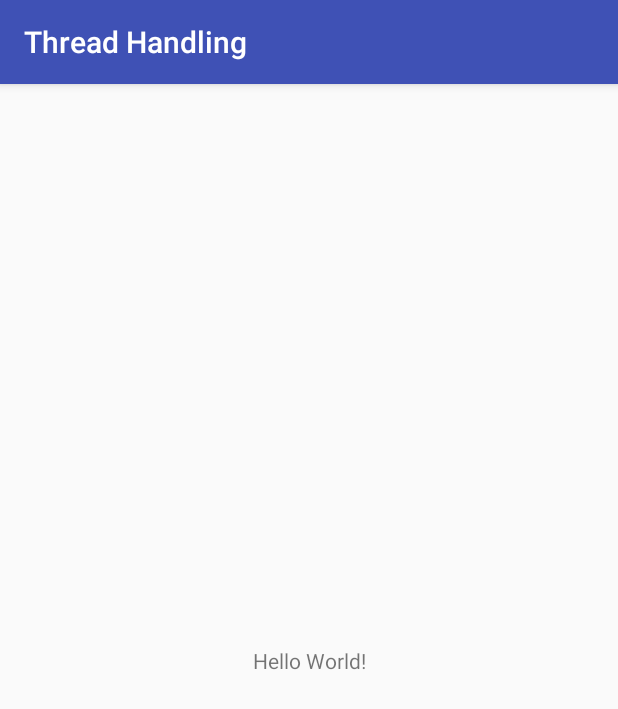
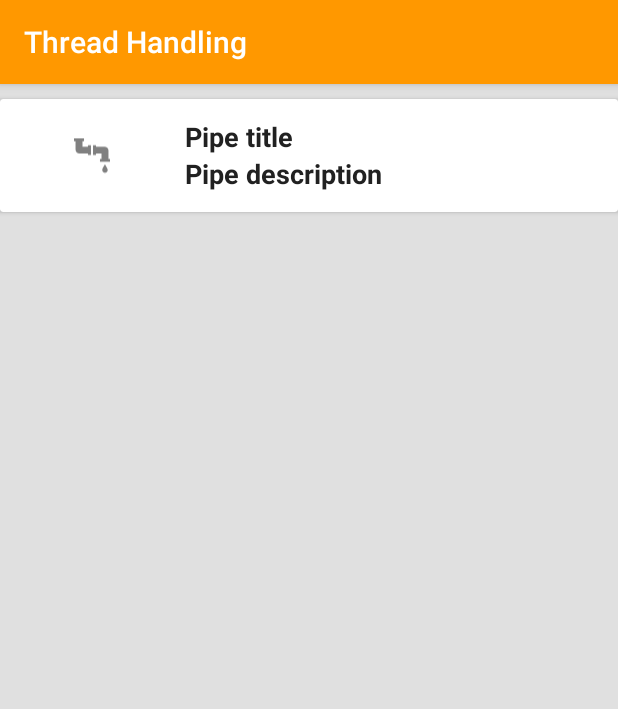
Before and after one commit to RQbas/Android-Thread-Handling, an Android app: the screen it shows after launch (MainActivity), on a phone screen of 412 x 824 dp. Shown: the top 709 px of the screen. Run offline under Robolectric (Android 15) with nearby library versions, the phone set to English and light mode, and no system bars; our stand-ins replace ButterKnife.

Commit message:
Added menu buttons with prepared adapter for different activities. Added first activity for pipe connections

```diff
--- a/app/build.gradle
+++ b/app/build.gradle
@@ -22,7 +22,12 @@ dependencies {
     implementation fileTree(dir: 'libs', include: ['*.jar'])
     implementation 'com.android.support:appcompat-v7:27.1.1'
     implementation 'com.android.support.constraint:constraint-layout:1.1.0'
+    implementation 'com.android.support:cardview-v7:27.1.1'
+    implementation 'com.android.support:design:27.1.1'
+    implementation 'com.android.support:recyclerview-v7:27.1.1'
     testImplementation 'junit:junit:4.12'
     androidTestImplementation 'com.android.support.test:runner:1.0.2'
     androidTestImplementation 'com.android.support.test.espresso:espresso-core:3.0.2'
+    implementation 'com.jakewharton:butterknife:8.8.1'
+    annotationProcessor 'com.jakewharton:butterknife-compiler:8.8.1'
 }
--- /dev/null
+++ b/app/src/main/java/pl/kubas/threadhandling/main/MainActivity.java
@@ -0,0 +1,37 @@
+package pl.kubas.threadhandling.main;
+
+import android.os.Bundle;
+import android.support.v7.app.AppCompatActivity;
+import android.support.v7.widget.LinearLayoutManager;
+import android.support.v7.widget.RecyclerView;
+
+import java.util.List;
+
+import butterknife.BindView;
+import butterknife.ButterKnife;
+import pl.kubas.threadhandling.R;
+
+public class MainActivity extends AppCompatActivity {
+
+    @BindView(R.id.handling_types_list)
+    protected RecyclerView menuRecyclerView;
+
+
+    @Override
+    protected void onCreate(Bundle savedInstanceState) {
+        super.onCreate(savedInstanceState);
+        setContentView(R.layout.activity_main);
+        ButterKnife.bind(this);
+        initRecyclerView(MenuService.getMenuButtonList(this));
+
+    }
+
+    private void initRecyclerView(List<MenuButton> buttonList) {
+        menuRecyclerView.setHasFixedSize(true);
+        menuRecyclerView.setLayoutManager(new LinearLayoutManager(this));
+
+        MenuAdapter menuAdapter = new MenuAdapter(this, buttonList);
+        menuRecyclerView.setAdapter(menuAdapter);
+
+    }
+}
--- /dev/null
+++ b/app/src/main/java/pl/kubas/threadhandling/main/MenuAdapter.java
@@ -0,0 +1,88 @@
+package pl.kubas.threadhandling.main;
+
+import android.app.Activity;
+import android.content.Intent;
+import android.graphics.drawable.Drawable;
+import android.support.annotation.NonNull;
+import android.support.v4.content.ContextCompat;
+import android.support.v7.widget.RecyclerView;
+import android.view.LayoutInflater;
+import android.view.View;
+import android.view.ViewGroup;
+import android.widget.ImageView;
+import android.widget.TextView;
+
+import java.util.List;
+
+import butterknife.BindView;
+import butterknife.ButterKnife;
+import pl.kubas.threadhandling.R;
+
+public class MenuAdapter extends RecyclerView.Adapter<MenuAdapter.ViewHolder> {
+    private final List<MenuButton> menuButtonList;
+    private Activity activity;
+
+
+    public MenuAdapter(Activity activity, List<MenuButton> menuButtonList) {
+        this.menuButtonList = menuButtonList;
+        this.activity = activity;
+    }
+
+    @NonNull
+    @Override
+    public MenuAdapter.ViewHolder onCreateViewHolder(@NonNull ViewGroup parent, int viewType) {
+        View itemView = LayoutInflater.from(parent.getContext())
+                .inflate(R.layout.button_main, parent, false);
+        return new ViewHolder(itemView);
+    }
+
+    @Override
+    public void onBindViewHolder(@NonNull MenuAdapter.ViewHolder holder, int position) {
+        final MenuButton menuButton = menuButtonList.get(position);
+        Drawable loadedIcon;
+        try {
+            loadedIcon = ContextCompat.getDrawable(activity, menuButton.getIconID());
+        } catch (Exception ex) {
+            loadedIcon = ContextCompat.getDrawable(activity, R.drawable.ic_error);
+        }
+
+        holder.title.setText(getString(menuButton.getTitleID()));
+        holder.description.setText(getString(menuButton.getDescriptionID()));
+        holder.icon.setImageDrawable(loadedIcon);
+        holder.itemView.setOnClickListener(new View.OnClickListener() {
+            @Override
+            public void onClick(View view) {
+                Intent intent = new Intent(activity, menuButton.getTargetActivity());
+                activity.startActivity(intent);
+            }
+        });
+    }
+
+    @Override
+    public int getItemCount() {
+        return menuButtonList.size();
+    }
+
+
+    class ViewHolder extends RecyclerView.ViewHolder {
+        @BindView(R.id.thread_type_title)
+        TextView title;
+
+        @BindView(R.id.thread_type_desc)
+        TextView description;
+
+        @BindView(R.id.thread_type_icon)
+        ImageView icon;
+
+        public ViewHolder(View view) {
+            super(view);
+            ButterKnife.bind(this, view);
+        }
+
+    }
+
+    private String getString(int ID) {
+        return activity.getString(ID);
+    }
+
+}
--- /dev/null
+++ b/app/src/main/java/pl/kubas/threadhandling/main/MenuButton.java
@@ -0,0 +1,34 @@
+package pl.kubas.threadhandling.main;
+
+import android.support.v7.app.AppCompatActivity;
+
+public class MenuButton {
+    private int titleID;
+    private int descriptionID;
+    private int iconID;
+    private Class<? extends AppCompatActivity> targetActivity;
+
+
+    public MenuButton(int titleID, int descriptionID, int iconID, Class<? extends AppCompatActivity> activity) {
+        this.iconID = iconID;
+        this.targetActivity = activity;
+        this.titleID = titleID;
+        this.descriptionID = descriptionID;
+    }
+
+    public int getTitleID() {
+        return titleID;
+    }
+
+    public int getDescriptionID() {
+        return descriptionID;
+    }
+
+    public int getIconID() {
+        return iconID;
+    }
+
+    public Class<? extends AppCompatActivity> getTargetActivity() {
+        return targetActivity;
+    }
+}
--- /dev/null
+++ b/app/src/main/java/pl/kubas/threadhandling/main/MenuService.java
@@ -0,0 +1,22 @@
+package pl.kubas.threadhandling.main;
+
+import android.content.Context;
+
+import java.util.ArrayList;
+import java.util.List;
+
+import pl.kubas.threadhandling.R;
+import pl.kubas.threadhandling.pipe.PipeActivity;
+
+public class MenuService {
+
+
+    public static List<MenuButton> getMenuButtonList(Context context) {
+        List<MenuButton> list = new ArrayList<>();
+        list.add(new MenuButton(R.string.pipe_title, R.string.pipe_desc, R.drawable.ic_pipe, PipeActivity.class));
+
+        return list;
+    }
+
+
+}
--- /dev/null
+++ b/app/src/main/res/drawable/ic_error.xml
@@ -0,0 +1,9 @@
+<vector xmlns:android="http://schemas.android.com/apk/res/android"
+        android:width="24dp"
+        android:height="24dp"
+        android:viewportWidth="24.0"
+        android:viewportHeight="24.0">
+    <path
+        android:fillColor="#FF000000"
+        android:pathData="M12,2C6.48,2 2,6.48 2,12s4.48,10 10,10 10,-4.48 10,-10S17.52,2 12,2zM13,17h-2v-2h2v2zM13,13h-2L11,7h2v6z"/>
+</vector>
--- /dev/null
+++ b/app/src/main/res/drawable/ic_icon.xml
@@ -0,0 +1,9 @@
+<vector xmlns:android="http://schemas.android.com/apk/res/android"
+        android:width="24dp"
+        android:height="24dp"
+        android:viewportWidth="24.0"
+        android:viewportHeight="24.0">
+    <path
+        android:fillColor="#FF000000"
+        android:pathData="M11.99,2C6.47,2 2,6.48 2,12s4.47,10 9.99,10C17.52,22 22,17.52 22,12S17.52,2 11.99,2zM12,20c-4.42,0 -8,-3.58 -8,-8s3.58,-8 8,-8 8,3.58 8,8 -3.58,8 -8,8zM15.5,11c0.83,0 1.5,-0.67 1.5,-1.5S16.33,8 15.5,8 14,8.67 14,9.5s0.67,1.5 1.5,1.5zM8.5,11c0.83,0 1.5,-0.67 1.5,-1.5S9.33,8 8.5,8 7,8.67 7,9.5 7.67,11 8.5,11zM12,17.5c2.33,0 4.31,-1.46 5.11,-3.5L6.89,14c0.8,2.04 2.78,3.5 5.11,3.5z"/>
+</vector>
--- /dev/null
+++ b/app/src/main/res/drawable/ic_pipe.xml
@@ -0,0 +1,15 @@
+<vector xmlns:android="http://schemas.android.com/apk/res/android"
+    android:width="24dp"
+    android:height="24dp"
+    android:viewportHeight="492"
+    android:viewportWidth="492">
+    <path
+        android:fillColor="@android:color/tab_indicator_text"
+        android:pathData="M191,125h-75V51h21V10H0v41h21v114c0,15.333 5.333,28.167 16,38.5S60.333,219 75,219h116v20h41V105h-41V125z" />
+    <path
+        android:fillColor="@android:color/tab_indicator_text"
+        android:pathData="M471,293V179c0,-15.334 -5.333,-28.167 -16,-38.5S431.667,125 417,125H301v-20h-41v134h41v-20h75v74h-21v40h137v-40H471z" />
+    <path
+        android:fillColor="@android:color/tab_indicator_text"
+        android:pathData="M461,445c0,-6 -3.167,-15.5 -9.5,-28.5s-12.667,-24.5 -19,-34.5l-9.5,-15c-24.667,38 -37,64 -37,78c0,10 3.667,18.667 11,26c7.335,7.333 16.168,11 26.5,11c10.333,0 19.167,-3.667 26.5,-11S461,455 461,445z" />
+</vector>
--- a/app/src/main/res/layout/activity_main.xml
+++ b/app/src/main/res/layout/activity_main.xml
@@ -1,18 +1,17 @@
 <?xml version="1.0" encoding="utf-8"?>
 <android.support.constraint.ConstraintLayout xmlns:android="http://schemas.android.com/apk/res/android"
-    xmlns:app="http://schemas.android.com/apk/res-auto"
     xmlns:tools="http://schemas.android.com/tools"
     android:layout_width="match_parent"
     android:layout_height="match_parent"
-    tools:context=".MainActivity">
+    android:theme="@style/MainTheme"
+    tools:context=".main.MainActivity">
 
-    <TextView
-        android:layout_width="wrap_content"
-        android:layout_height="wrap_content"
-        android:text="Hello World!"
-        app:layout_constraintBottom_toBottomOf="parent"
-        app:layout_constraintLeft_toLeftOf="parent"
-        app:layout_constraintRight_toRightOf="parent"
-        app:layout_constraintTop_toTopOf="parent" />
+    <android.support.v7.widget.RecyclerView
+        android:id="@+id/handling_types_list"
+        android:layout_width="match_parent"
+        android:layout_height="match_parent"
+        android:background="@color/lightGray">
+
+    </android.support.v7.widget.RecyclerView>
 
 </android.support.constraint.ConstraintLayout>
--- /dev/null
+++ b/app/src/main/res/layout/button_main.xml
@@ -0,0 +1,60 @@
+<?xml version="1.0" encoding="utf-8"?>
+<android.support.v7.widget.CardView xmlns:android="http://schemas.android.com/apk/res/android"
+    xmlns:app="http://schemas.android.com/apk/res-auto"
+    android:layout_width="match_parent"
+    android:layout_height="wrap_content"
+    android:layout_marginBottom="@dimen/main_button_gap"
+    android:layout_marginTop="@dimen/main_button_gap"
+    android:clickable="true"
+    android:foreground="?android:attr/selectableItemBackground"
+    app:cardBackgroundColor="@color/white">
+
+    <LinearLayout
+        android:layout_width="match_parent"
+        android:layout_height="75dp"
+        android:orientation="horizontal"
+        android:weightSum="1">
+
+        <LinearLayout
+            android:layout_width="@dimen/weight_depending"
+            android:layout_height="match_parent"
+            android:layout_weight="0.3"
+            android:gravity="center">
+
+            <ImageView
+                android:id="@+id/thread_type_icon"
+                android:layout_width="wrap_content"
+                android:layout_height="match_parent"
+                android:src="@drawable/ic_icon" />
+        </LinearLayout>
+
+        <LinearLayout
+            android:layout_width="@dimen/weight_depending"
+            android:layout_height="match_parent"
+            android:layout_weight="0.7"
+            android:gravity="center_vertical"
+            android:orientation="vertical">
+
+            <TextView
+                android:id="@+id/thread_type_title"
+                android:layout_width="match_parent"
+                android:layout_height="wrap_content"
+                android:text="@string/title"
+                android:textSize="18sp"
+                android:textStyle="bold" />
+
+            <TextView
+                android:id="@+id/thread_type_desc"
+                android:layout_width="match_parent"
+                android:layout_height="wrap_content"
+                android:text="@string/description"
+                android:textSize="18sp"
+                android:textStyle="bold" />
+
+        </LinearLayout>
+
+
+    </LinearLayout>
+
+
+</android.support.v7.widget.CardView>
--- a/app/src/main/res/values/colors.xml
+++ b/app/src/main/res/values/colors.xml
@@ -1,6 +1,37 @@
 <?xml version="1.0" encoding="utf-8"?>
 <resources>
-    <color name="colorPrimary">#3F51B5</color>
-    <color name="colorPrimaryDark">#303F9F</color>
-    <color name="colorAccent">#FF4081</color>
+    <color name="colorPrimary">#ff9800</color>
+    <color name="colorPrimaryLight">#ffe0b2</color>
+    <color name="textIcons">#212121</color>
+    <color name="colorAccent">#ff5722</color>
+    <color name="textPrimary">#212121</color>
+    <color name="dividerColor">#BDBDBD</color>
+    <color name="textSecondary">#757575</color>
+    <color name="colorPrimaryDark">#f57c00</color>
+
+    <color name="white">#FFFFFF</color>
+    <color name="black">#000000</color>
+    <color name="red">#E53935</color>
+    <color name="veryDarkBlue">#13293d</color>
+    <color name="teal">#247ba0</color>
+    <color name="blue">#2196F3</color>
+    <color name="darkBlue">#01579B</color>
+    <color name="lightGray">#E0E0E0</color>
+    <color name="darkGray">#c5c5c5c5</color>
+    <color name="heavyDarkGray">#6b6b6b</color>
+    <color name="yellow">#FFEA00</color>
+    <color name="darkYellow">#FFD600</color>
+    <color name="orange">#ff9800</color>
+    <color name="darkOrange">#f57c00</color>
+    <color name="green">#4CAF50</color>
+    <color name="darkGreen">#2E7D32</color>
+    <color name="purple">#9C27B0</color>
+    <color name="darkPurple">#6A1B9A</color>
+    <color name="pink">#E91E63</color>
+    <color name="darkPink">#AD1457</color>
+    <color name="brown">#795548</color>
+    <color name="darkBrown">#5D4037</color>
+    <color name="overlay">#00777777</color>
+
+
 </resources>
--- /dev/null
+++ b/app/src/main/res/values/dimens.xml
@@ -0,0 +1,6 @@
+<?xml version="1.0" encoding="utf-8"?>
+<resources>
+    <dimen name="weight_depending">0dp</dimen>
+    <dimen name="main_button_gap">10dp</dimen>
+    <dimen name="fab_margin">16dp</dimen>
+</resources>
--- a/app/src/main/res/values/strings.xml
+++ b/app/src/main/res/values/strings.xml
@@ -1,3 +1,8 @@
 <resources>
     <string name="app_name">Thread Handling</string>
+    <string name="title">Title</string>
+    <string name="description">Description</string>
+    <string name="title_activity_pipe">PipeActivity</string>
+    <string name="pipe_title">Pipe title</string>
+    <string name="pipe_desc">Pipe description</string>
 </resources>
--- a/app/src/main/res/values/styles.xml
+++ b/app/src/main/res/values/styles.xml
@@ -1,11 +1,18 @@
 <resources>
 
-    <!-- Base application theme. -->
-    <style name="AppTheme" parent="Theme.AppCompat.Light.DarkActionBar">
-        <!-- Customize your theme here. -->
+    <style name="MainTheme" parent="Theme.AppCompat.Light.DarkActionBar">
         <item name="colorPrimary">@color/colorPrimary</item>
         <item name="colorPrimaryDark">@color/colorPrimaryDark</item>
         <item name="colorAccent">@color/colorAccent</item>
+        <item name="android:textColor">@color/textPrimary</item>
+        <item name="android:textColorSecondary">@color/textSecondary</item>
+
     </style>
 
+    <style name="MainTheme.NoActionBar">
+        <item name="windowActionBar">false</item>
+        <item name="windowNoTitle">true</item>
+    </style>
+
+
 </resources>
--- a/gradle.properties
+++ b/gradle.properties
@@ -11,3 +11,4 @@ org.gradle.jvmargs=-Xmx1536m
 # This option should only be used with decoupled projects. More details, visit
 # http://www.gradle.org/docs/current/userguide/multi_project_builds.html#sec:decoupled_projects
 # org.gradle.parallel=true
+android.enableAapt2=false
```
Also changed, not shown: app/src/main/AndroidManifest.xml (+6 -2 lines), app/src/main/java/pl/kubas/threadhandling/MainActivity.java (deleted, +0 -13 lines), app/src/main/java/pl/kubas/threadhandling/pipe/PipeActivity.java (added, +20 -0 lines), app/src/main/res/layout/activity_pipe.xml (added, +25 -0 lines), app/src/main/res/layout/content_pipe.xml (added, +11 -0 lines).
